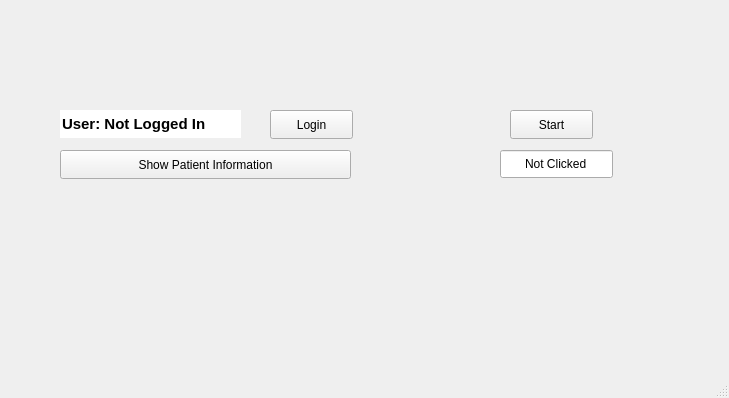
Old version of the form mainwindow.ui in the repository KirolousFouty/Hospital_Project.
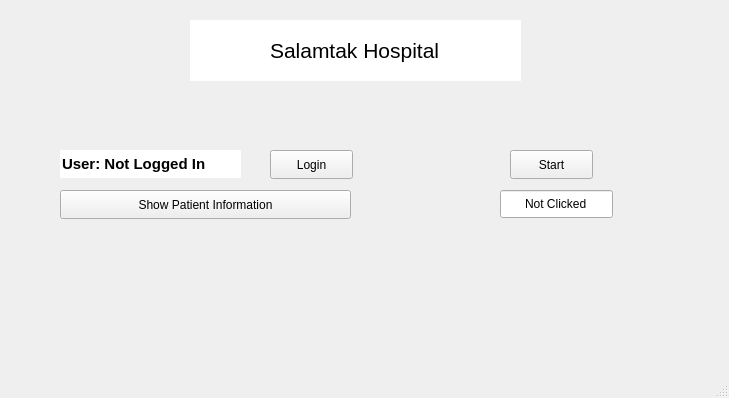
New version of the form.

The edit to the form file:
```diff
--- a/mainwindow.ui
+++ b/mainwindow.ui
@@ -18,7 +18,7 @@
     <property name="geometry">
      <rect>
       <x>510</x>
-      <y>110</y>
+      <y>150</y>
       <width>83</width>
       <height>29</height>
      </rect>
@@ -31,7 +31,7 @@
     <property name="geometry">
      <rect>
       <x>500</x>
-      <y>150</y>
+      <y>190</y>
       <width>113</width>
       <height>28</height>
      </rect>
@@ -53,7 +53,7 @@
     <property name="geometry">
      <rect>
       <x>60</x>
-      <y>110</y>
+      <y>150</y>
       <width>181</width>
       <height>28</height>
      </rect>
@@ -78,7 +78,7 @@
     <property name="geometry">
      <rect>
       <x>270</x>
-      <y>110</y>
+      <y>150</y>
       <width>83</width>
       <height>29</height>
      </rect>
@@ -91,7 +91,7 @@
     <property name="geometry">
      <rect>
       <x>60</x>
-      <y>150</y>
+      <y>190</y>
       <width>291</width>
       <height>29</height>
      </rect>
@@ -100,6 +100,34 @@
      <string>Show Patient Information</string>
     </property>
    </widget>
+   <widget class="QLineEdit" name="salamtakHospitalTitle">
+    <property name="geometry">
+     <rect>
+      <x>190</x>
+      <y>20</y>
+      <width>331</width>
+      <height>61</height>
+     </rect>
+    </property>
+    <property name="font">
+     <font>
+      <pointsize>16</pointsize>
+      <bold>false</bold>
+     </font>
+    </property>
+    <property name="text">
+     <string>Salamtak Hospital</string>
+    </property>
+    <property name="frame">
+     <bool>false</bool>
+    </property>
+    <property name="alignment">
+     <set>Qt::AlignCenter</set>
+    </property>
+    <property name="readOnly">
+     <bool>true</bool>
+    </property>
+   </widget>
   </widget>
   <widget class="QMenuBar" name="menubar">
    <property name="geometry">
```
